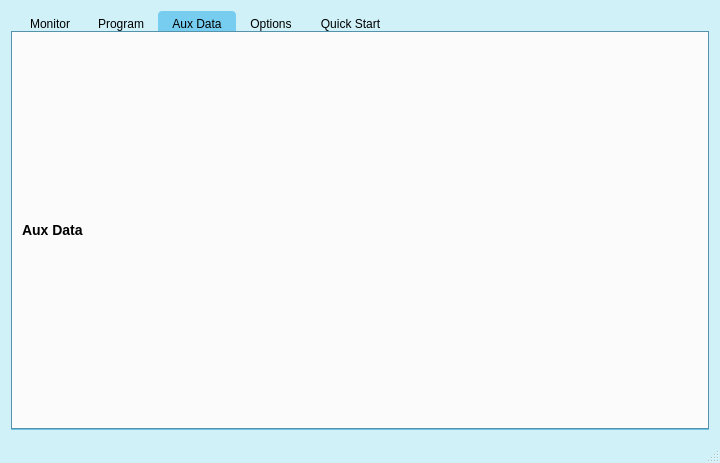
The window that mainwindow.ui (simachewh/chamberControlPcGUIPT) describes before a commit, drawn with Qt 5.
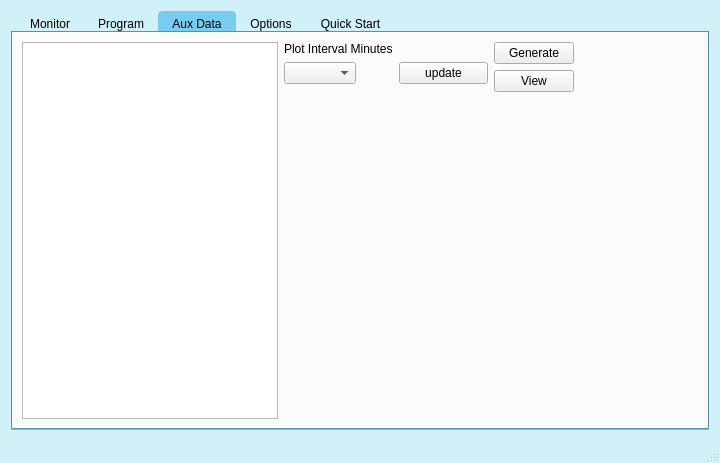
The same window after the commit. The open tabs and pages were chosen to show the change. Icons and pictures are not drawn. Custom widgets are drawn as their Qt base class.

Commit message: Plot added, settings persisting Comming: move plot from on view button click to on selection add humidity in the plot change view button to print

```diff
--- a/mainwindow.ui
+++ b/mainwindow.ui
@@ -1029,13 +1029,75 @@
         <attribute name="title">
          <string>Aux Data</string>
         </attribute>
-        <layout class="QGridLayout" name="gridLayout_13">
+        <layout class="QGridLayout" name="gridLayout_17">
          <item row="0" column="0">
-          <widget class="QLabel" name="labelAux">
-           <property name="text">
-            <string>&lt;h3&gt;Aux Data&lt;/h3&gt;</string>
-           </property>
-          </widget>
+          <layout class="QGridLayout" name="gridLayout_13">
+           <item row="0" column="1">
+            <layout class="QFormLayout" name="formLayout_3">
+             <property name="sizeConstraint">
+              <enum>QLayout::SetMinimumSize</enum>
+             </property>
+             <item row="0" column="0">
+              <widget class="QLabel" name="label_10">
+               <property name="text">
+                <string>Plot Interval Minutes</string>
+               </property>
+              </widget>
+             </item>
+             <item row="1" column="0">
+              <widget class="QComboBox" name="intervalComboBox"/>
+             </item>
+             <item row="1" column="1">
+              <widget class="QPushButton" name="updateIntervalButton">
+               <property name="text">
+                <string>update</string>
+               </property>
+              </widget>
+             </item>
+            </layout>
+           </item>
+           <item row="0" column="0" rowspan="2">
+            <widget class="QListView" name="plotListView">
+             <property name="sizePolicy">
+              <sizepolicy hsizetype="Preferred" vsizetype="Expanding">
+               <horstretch>0</horstretch>
+               <verstretch>0</verstretch>
+              </sizepolicy>
+             </property>
+            </widget>
+           </item>
+           <item row="0" column="2">
+            <layout class="QFormLayout" name="formLayout_2">
+             <property name="sizeConstraint">
+              <enum>QLayout::SetMinimumSize</enum>
+             </property>
+             <item row="0" column="0">
+              <widget class="QPushButton" name="generateButton">
+               <property name="text">
+                <string>Generate</string>
+               </property>
+              </widget>
+             </item>
+             <item row="1" column="0">
+              <widget class="QPushButton" name="viewButton">
+               <property name="text">
+                <string>View</string>
+               </property>
+              </widget>
+             </item>
+            </layout>
+           </item>
+           <item row="1" column="1" colspan="2">
+            <widget class="QCustomPlot" name="plotWidget" native="true">
+             <property name="sizePolicy">
+              <sizepolicy hsizetype="Preferred" vsizetype="Expanding">
+               <horstretch>0</horstretch>
+               <verstretch>0</verstretch>
+              </sizepolicy>
+             </property>
+            </widget>
+           </item>
+          </layout>
          </item>
         </layout>
        </widget>
@@ -1738,6 +1800,14 @@
   <widget class="QStatusBar" name="statusBar"/>
  </widget>
  <layoutdefault spacing="6" margin="11"/>
+ <customwidgets>
+  <customwidget>
+   <class>QCustomPlot</class>
+   <extends>QWidget</extends>
+   <header location="global">qcustomplot.h</header>
+   <container>1</container>
+  </customwidget>
+ </customwidgets>
  <resources>
   <include location="options-icons.qrc"/>
   <include location="res.qrc"/>
```
Left out of the diff: 2 changed lines with no effect on the pictures. The commit also changes 14 other files.
